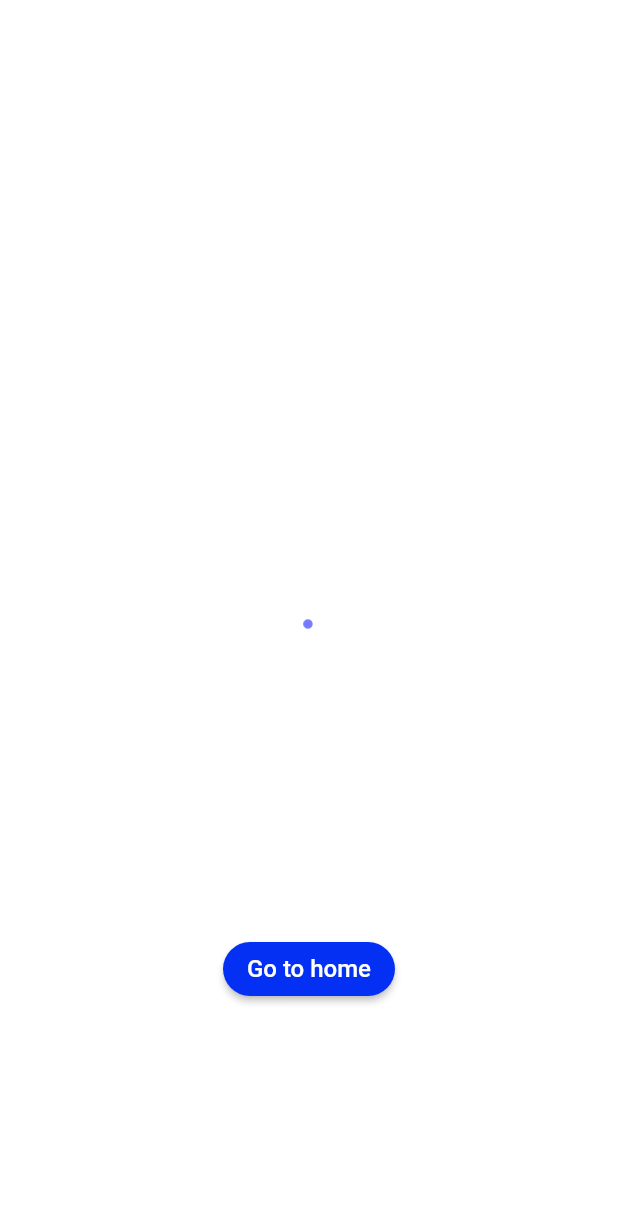
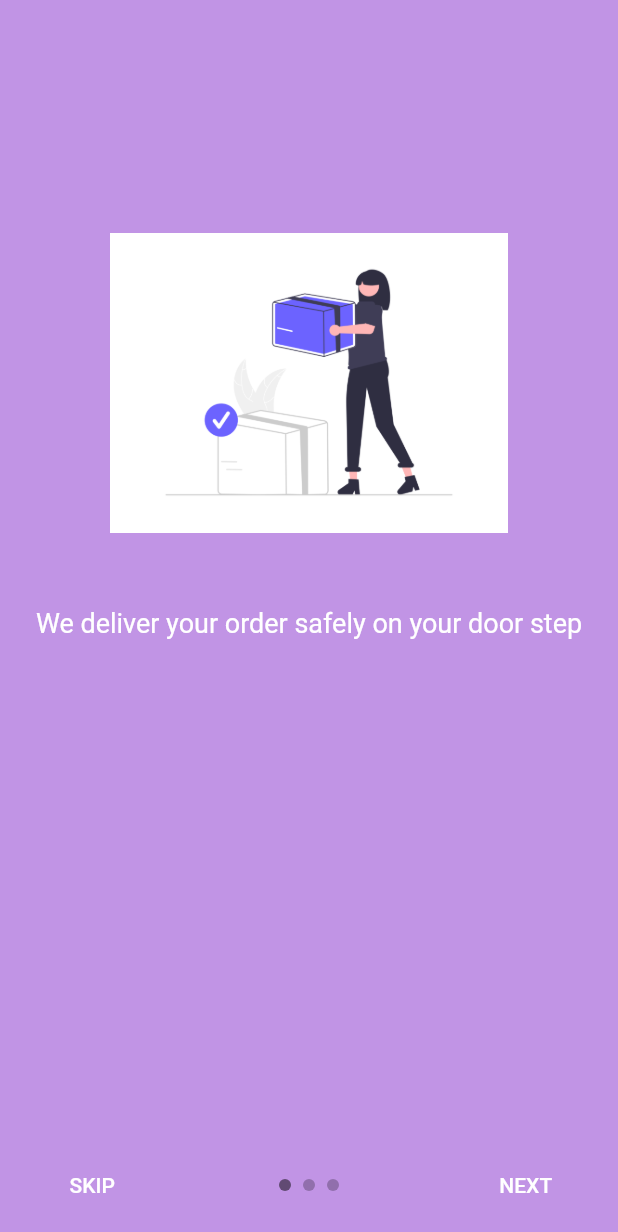
Before and after one commit to PratikAmonkar/Shoe-Kart-Ecommerce, a Flutter app: the screen it shows after launch, on a phone screen of 412 x 824 dp. Shown: the top 1232 px of the screen. Run offline on Flutter 3.47's test engine with Material 2 defaults, Android fonts, the phone set to English and light mode, and no system bars; drawn by our look-alikes of intro_slider; our stand-ins replace shared_preferences.

Commit message:
creates intro-slider screen ui with some bugs

```diff
--- /dev/null
+++ b/lib/routes/routes.dart
@@ -0,0 +1,45 @@
+import 'package:flutter/material.dart';
+import 'package:shared_preferences/shared_preferences.dart';
+import 'package:shoe_kart_ecommerce_app/screens/app_intro_screen_one.dart';
+import 'package:shoe_kart_ecommerce_app/screens/home_screen.dart';
+
+class RouteConfig extends StatefulWidget {
+  const RouteConfig({Key? key}) : super(key: key);
+
+  @override
+  State<RouteConfig> createState() => _RouteConfigState();
+}
+
+class _RouteConfigState extends State<RouteConfig> {
+  bool isFirstTimeLoading = true;
+  bool isLogin = false;
+
+  @override
+  void initState() {
+    super.initState();
+    checkFirstSeen();
+  }
+
+  Future checkFirstSeen() async {
+    SharedPreferences prefs = await SharedPreferences.getInstance();
+    bool _seen = (prefs.getBool('seen') ?? false);
+    if (_seen) {
+      setState(() {
+        isFirstTimeLoading = false;
+      });
+    } else {
+      setState(() {
+        isFirstTimeLoading = true;
+      });
+      await prefs.setBool('seen', true);
+    }
+  }
+
+  @override
+  Widget build(BuildContext context) {
+    // print(isFirstTimeLoading);
+    return Scaffold(
+      body: isFirstTimeLoading ? const AppIntroScreen() : const HomeScreen(),
+    );
+  }
+}
--- /dev/null
+++ b/lib/screens/app_intro_screen_one.dart
@@ -0,0 +1,58 @@
+import 'package:flutter/material.dart';
+import 'package:intro_slider/slide_object.dart';
+import 'package:intro_slider/intro_slider.dart';
+import 'package:shoe_kart_ecommerce_app/screens/home_screen.dart';
+
+class AppIntroScreen extends StatefulWidget {
+  const AppIntroScreen({Key? key}) : super(key: key);
+
+  @override
+  State<AppIntroScreen> createState() => _AppIntroScreenState();
+}
+
+class _AppIntroScreenState extends State<AppIntroScreen> {
+  List<Slide> slides = [];
+
+  @override
+  void initState() {
+    super.initState();
+
+    slides.add(
+      Slide(
+        description: "We deliver your order safely on your door step",
+        pathImage: "images/deliver_package.png",
+        backgroundColor: const Color.fromARGB(255, 193, 148, 229),
+      ),
+    );
+    slides.add(
+      Slide(
+        description: "We deliver your order on or before time",
+        pathImage: "images/on_time.png",
+           backgroundColor: const Color.fromARGB(255, 193, 148, 229),
+      ),
+    );
+    slides.add(
+      Slide(
+        description: "We accept all types of payment methods",
+        pathImage: "images/payment_method.png",
+             backgroundColor: const Color.fromARGB(255, 193, 148, 229),
+      ),
+    );
+  }
+
+  void onDonePress() {
+    Navigator.of(context).pushReplacement(
+      MaterialPageRoute(
+        builder: (BuildContext context) => const HomeScreen(),
+      ),
+    );
+  }
+
+  @override
+  Widget build(BuildContext context) {
+    return IntroSlider(
+      slides: slides,
+      onDonePress: onDonePress,
+    );
+  }
+}
--- a/lib/screens/payment_success_screen.dart
+++ b/lib/screens/payment_success_screen.dart
@@ -1,5 +1,8 @@
+import 'dart:async';
+
 import 'package:flutter/material.dart';
 import 'package:flutter/services.dart';
+import 'package:shoe_kart_ecommerce_app/screens/home_screen.dart';
 
 class PaymentSuccessScreen extends StatefulWidget {
   const PaymentSuccessScreen({Key? key}) : super(key: key);
@@ -9,6 +12,21 @@ class PaymentSuccessScreen extends StatefulWidget {
 }
 
 class _PaymentSuccessScreenState extends State<PaymentSuccessScreen> {
+  @override
+  void initState() {
+    super.initState();
+    Timer(
+      const Duration(
+        seconds: 4,
+      ),
+      () => Navigator.of(context).pushReplacement(
+        MaterialPageRoute(
+          builder: (BuildContext context) => const HomeScreen(),
+        ),
+      ),
+    );
+  }
+
   @override
   Widget build(BuildContext context) {
     return Scaffold(
@@ -30,21 +48,11 @@ class _PaymentSuccessScreenState extends State<PaymentSuccessScreen> {
                 "images/payment_success.gif",
                 gaplessPlayback: false,
               ),
-              ElevatedButton(
-                onPressed: () {},
-                style: ButtonStyle(
-                  backgroundColor: MaterialStateProperty.all(
-                    const Color.fromARGB(255, 4, 48, 243),
-                  ),
-                  shape: MaterialStateProperty.all(
-                    RoundedRectangleBorder(
-                      borderRadius: BorderRadius.circular(20.0),
-                    ),
-                  ),
-                ),
-                child:  Text(
-                  "Go to home",
-                  style: TextStyle(fontSize:16.0),
+              const Text(
+                "Yah!! Payment Successfull",
+                style: TextStyle(
+                  fontSize: 20.0,
+                  fontWeight: FontWeight.bold,
                 ),
               ),
             ],
--- a/pubspec.yaml
+++ b/pubspec.yaml
@@ -34,6 +34,9 @@ dependencies:
   # The following adds the Cupertino Icons font to your application.
   # Use with the CupertinoIcons class for iOS style icons.
   cupertino_icons: ^1.0.2
+  flutter_svg: ^1.0.3
+  shared_preferences: ^2.0.15
+  intro_slider: ^3.0.4
 
 dev_dependencies:
   flutter_test:
```
Also changed, not shown: lib/screens/splash_screen.dart (+6 -9 lines), images/deliver_package.png (added), images/on_time.png (added), images/payment_method.png (added), pubspec.lock.
